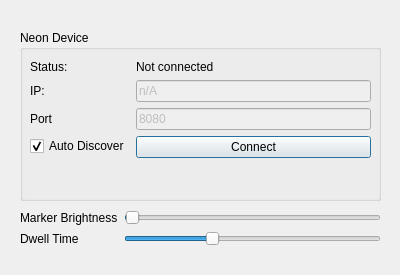
Before: the Qt Designer form src/widgets/ui/settings.ui in pupil-labs/gaze-controlled-cursor-demo, drawn with Qt 5.
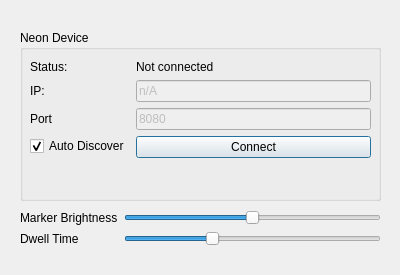
After: the same form once the commit is applied.

Commit message: Change dwell_time step_size

Patch:
```diff
--- a/src/widgets/ui/settings.ui
+++ b/src/widgets/ui/settings.ui
@@ -132,7 +132,7 @@
        <number>255</number>
       </property>
       <property name="value">
-       <number>1</number>
+       <number>128</number>
       </property>
       <property name="orientation">
        <enum>Qt::Horizontal</enum>
```
Left out of the diff: 2 changed lines with no effect on the pictures. The commit also changes 1 other file.
